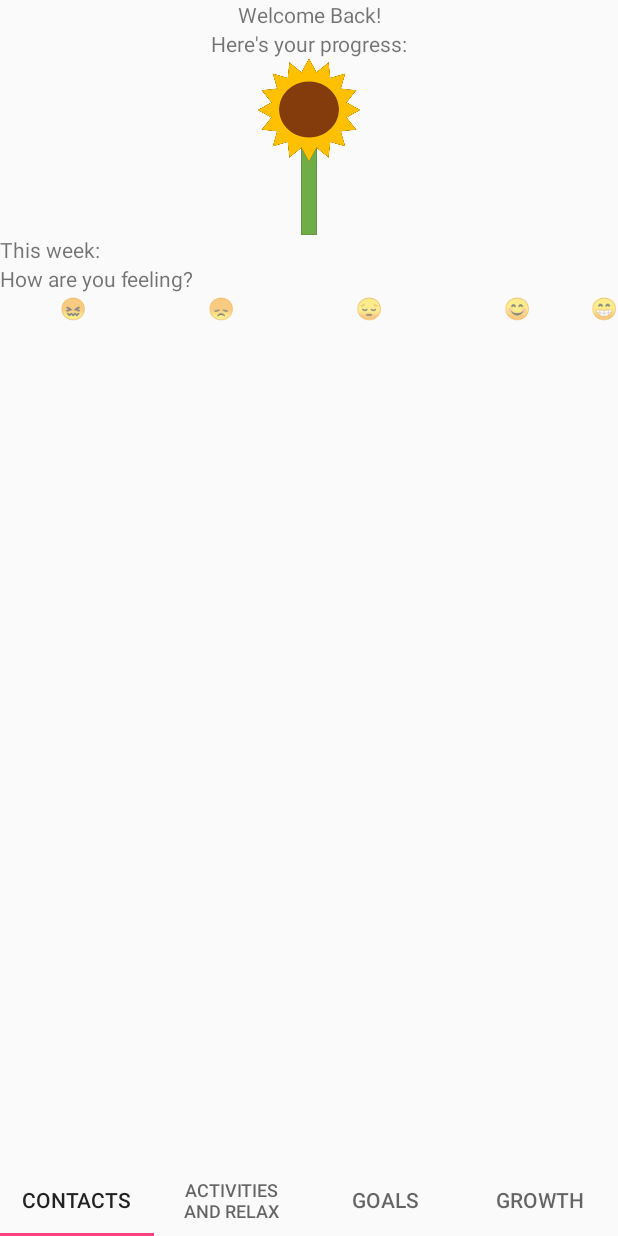
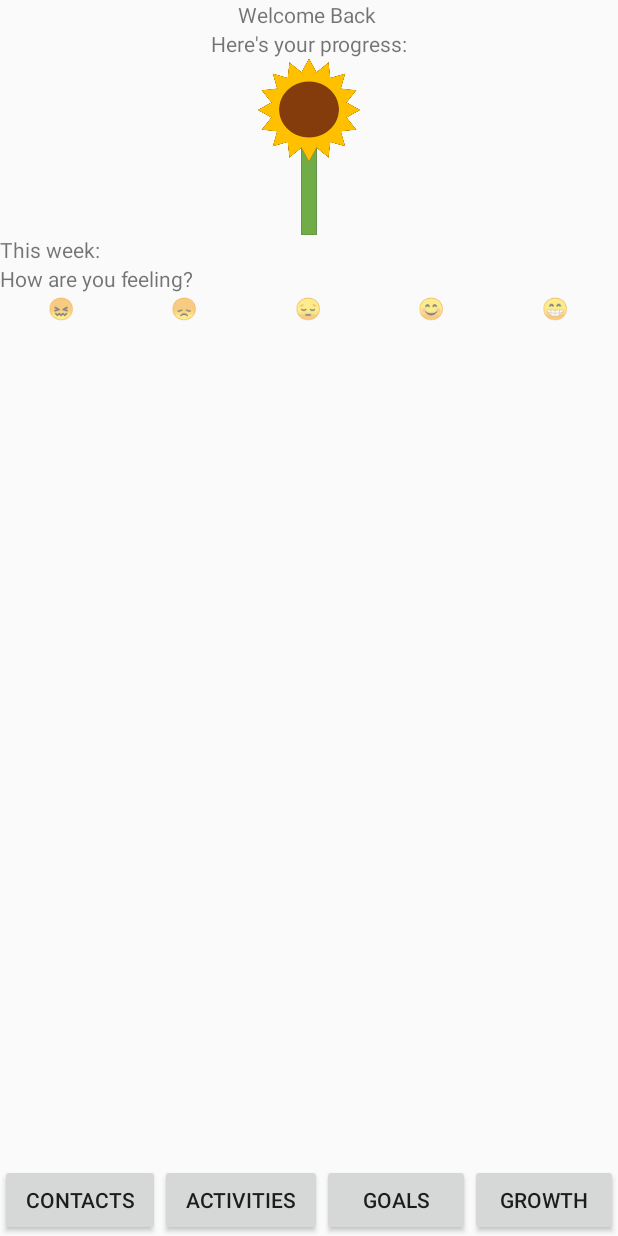
Before and after one commit to cfg-columbus18/team-8, an Android app: the screen it shows after launch (MainActivity), after a tap on "CONTINUE", on a phone screen of 412 x 824 dp. Run offline under Robolectric (Android 15) with nearby library versions, the phone set to English and light mode, and no system bars; Roboto replaces fonts that are not available here.

Commit message:
Updated Main Activity

```diff
--- a/app/build.gradle
+++ b/app/build.gradle
@@ -33,4 +33,5 @@ dependencies {
     //Glide
     implementation 'com.github.bumptech.glide:glide:4.7.1'
     annotationProcessor 'com.github.bumptech.glide:compiler:4.7.1'
+    implementation 'com.android.support:cardview-v7:+'
 }
--- a/app/src/main/AndroidManifest.xml
+++ b/app/src/main/AndroidManifest.xml
@@ -31,7 +31,7 @@
             android:name=".ViewContactActivity"
             android:label="View Contacts" />
         <activity android:name=".ContactsActivity" />
-        <activity android:name=".notifications_page"></activity>
+        <activity android:name=".notifications_page" />
     </application>
 
 </manifest>
--- a/app/src/main/java/com/example/deepakwarrier/growth/MainActivity.java
+++ b/app/src/main/java/com/example/deepakwarrier/growth/MainActivity.java
@@ -5,22 +5,24 @@ import android.net.Uri;
 import android.os.Bundle;
 import android.support.v7.app.AppCompatActivity;
 import android.view.View;
-// import android.support.v7.app.ActionBarActivity;
-// import android.view.Menu;
+import android.widget.TextView;
+
 public class MainActivity extends AppCompatActivity {
 
-    // public static GrowthDatabase kb = new GrowthDatabase("GrowthKB.save");
-   //  ActionBar actionbar = getActionBar();
-   //  actionBar.hide();
+    public GrowthDatabase kb;
 
     @Override
     protected void onCreate(Bundle savedInstanceState) {
         super.onCreate(savedInstanceState);
         setContentView(R.layout.activity_main);
+        kb = new GrowthDatabase(this.getFilesDir());
+        TextView welcome = findViewById(R.id.welcome_message);
+        String name = welcome.getText() + " ";// + kb.getUserName() + "!";
+        welcome.setText(name);
     }
 
     public void startContacts(View view) {
-        startActivity(new Intent(this, MyContacts.class));
+        startActivity(new Intent(this, ContactsActivity.class));
     }
 
     public void startActivities(View view) {
@@ -51,4 +53,10 @@ public class MainActivity extends AppCompatActivity {
                 break;
         }
     }
+
+    public void startGoals(View view) {
+    }
+
+    public void startGrowth(View view) {
+    }
 }
--- a/app/src/main/java/com/example/deepakwarrier/growth/WelcomeActivity.java
+++ b/app/src/main/java/com/example/deepakwarrier/growth/WelcomeActivity.java
@@ -2,6 +2,7 @@ package com.example.deepakwarrier.growth;
 
 import android.content.Intent;
 import android.os.Bundle;
+import android.support.design.widget.TextInputEditText;
 import android.support.v7.app.AppCompatActivity;
 import android.util.Log;
 import android.view.View;
@@ -26,6 +27,9 @@ public class WelcomeActivity extends AppCompatActivity {
     }
 
     public void welcomeContinueOnClick(View view) {
-        startActivity(new Intent(this, MainActivity.class));
+        TextInputEditText nameInput = (TextInputEditText) findViewById(R.id.name_input);
+        Intent main = new Intent(this, MainActivity.class);
+        main.putExtra("Name", nameInput.getText().toString());
+        startActivity(main);
     }
 }
--- a/app/src/main/res/layout/activity_main.xml
+++ b/app/src/main/res/layout/activity_main.xml
@@ -13,6 +13,7 @@
         android:orientation="vertical">
 
         <TextView
+            android:id="@+id/welcome_message"
             android:layout_width="match_parent"
             android:layout_height="wrap_content"
             android:gravity="center"
@@ -50,7 +51,7 @@
                 android:id="@+id/r1"
                 android:layout_width="wrap_content"
                 android:layout_height="wrap_content"
-                android:layout_weight=".25"
+                android:layout_weight=".2"
                 android:gravity="center"
                 android:onClick="getRating"
                 android:text="😖" />
@@ -59,7 +60,7 @@
                 android:id="@+id/r2"
                 android:layout_width="wrap_content"
                 android:layout_height="wrap_content"
-                android:layout_weight=".25"
+                android:layout_weight=".2"
                 android:gravity="center"
                 android:onClick="getRating"
                 android:text="😞" />
@@ -68,7 +69,7 @@
                 android:id="@+id/r3"
                 android:layout_width="wrap_content"
                 android:layout_height="wrap_content"
-                android:layout_weight=".25"
+                android:layout_weight=".2"
                 android:gravity="center"
                 android:onClick="getRating"
                 android:text="😔" />
@@ -77,7 +78,7 @@
                 android:id="@+id/r4"
                 android:layout_width="wrap_content"
                 android:layout_height="wrap_content"
-                android:layout_weight=".25"
+                android:layout_weight=".2"
                 android:gravity="center"
                 android:onClick="getRating"
                 android:text="😊" />
@@ -86,7 +87,7 @@
                 android:id="@+id/r5"
                 android:layout_width="wrap_content"
                 android:layout_height="wrap_content"
-                android:layout_weight=".25"
+                android:layout_weight=".2"
                 android:gravity="center"
                 android:onClick="getRating"
                 android:text="😁" />
@@ -94,31 +95,40 @@
 
     </LinearLayout>
 
-    <android.support.design.widget.TabLayout
+    <LinearLayout
         android:layout_width="match_parent"
         android:layout_height="wrap_content"
-        android:layout_alignParentBottom="true">
+        android:layout_alignParentBottom="true"
+        android:weightSum="1">
 
-        <android.support.design.widget.TabItem
+        <Button
+            android:id="@+id/contacts"
             android:layout_width="wrap_content"
             android:layout_height="wrap_content"
+            android:layout_weight=".25"
             android:onClick="startContacts"
             android:text="Contacts" />
 
-        <android.support.design.widget.TabItem
+        <Button
             android:layout_width="wrap_content"
             android:layout_height="wrap_content"
-            android:text="Activities and Relax" />
+            android:layout_weight=".25"
+            android:onClick="startActivities"
+            android:text="Activities" />
 
-        <android.support.design.widget.TabItem
+        <Button
             android:layout_width="wrap_content"
             android:layout_height="wrap_content"
+            android:layout_weight=".25"
+            android:onClick="startGoals"
             android:text="Goals" />
 
-        <android.support.design.widget.TabItem
+        <Button
             android:layout_width="wrap_content"
             android:layout_height="wrap_content"
+            android:layout_weight=".25"
+            android:onClick="startGrowth"
             android:text="Growth" />
-    </android.support.design.widget.TabLayout>
+    </LinearLayout>
 
 </RelativeLayout>
--- a/app/src/main/res/layout/activity_welcome.xml
+++ b/app/src/main/res/layout/activity_welcome.xml
@@ -46,6 +46,7 @@
         android:textColorHint="@android:color/white">
 
         <android.support.design.widget.TextInputEditText
+            android:id="@+id/name_input"
             android:layout_width="match_parent"
             android:layout_height="wrap_content"
             android:fontFamily="@font/lato_bold"
--- a/app/src/main/res/values/strings.xml
+++ b/app/src/main/res/values/strings.xml
@@ -1,6 +1,6 @@
 <resources>
     <string name="app_name">Growth</string>
-    <string name="welcome_back">Welcome Back!</string>
+    <string name="welcome_back">Welcome Back</string>
     <string name="here_s_your_progress">Here\'s your progress:</string>
     <string name="contact_image">contact_image</string>
     <string name="title_activity_settings">Settings</string>
```
